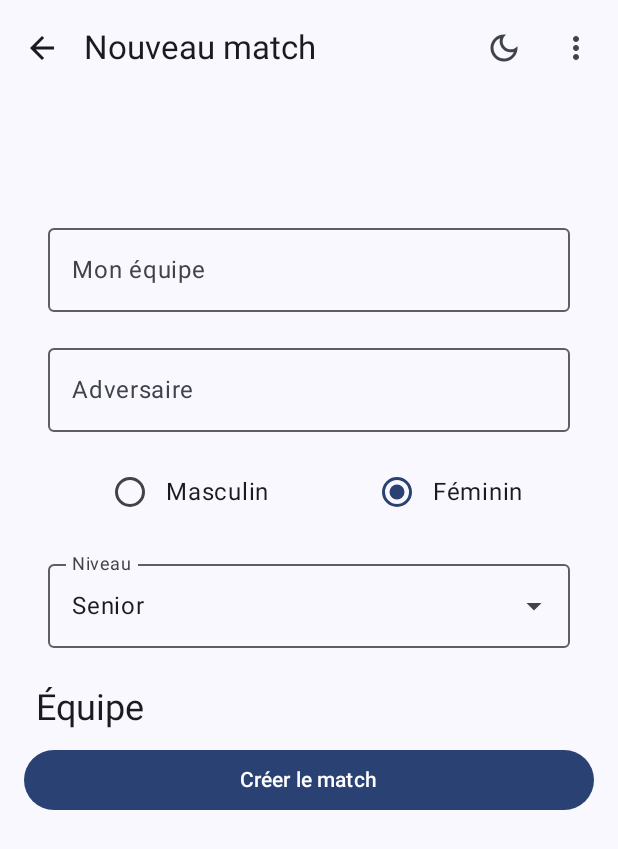
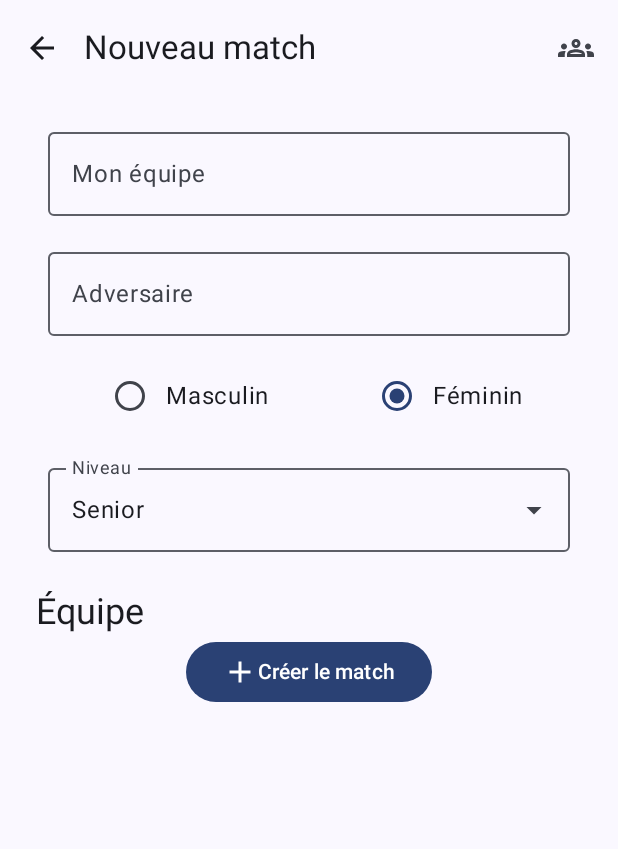
Before and after one commit to MacaronFR/Robobrole, an Android app built with Jetpack Compose: the screen it shows after launch (MainActivity), item 2 of the bottom bar chosen, on a phone screen of 412 x 824 dp. Shown: the top 849 px of the screen. Run offline under Robolectric (Android 15) with nearby library versions, the phone set to English and light mode, and no system bars; our stand-ins replace Room's generated code, accompanist.

Commit message:
New match rework Some fix

```diff
--- a/app/src/main/java/fr/imacaron/robobrole/activity/MainActivity.kt
+++ b/app/src/main/java/fr/imacaron/robobrole/activity/MainActivity.kt
@@ -23,8 +23,9 @@ import fr.imacaron.robobrole.drawer.*
 import fr.imacaron.robobrole.home.HomeScreen
 import fr.imacaron.robobrole.home.TeamScreen
 import fr.imacaron.robobrole.match.MatchScreen
-import fr.imacaron.robobrole.match.NewMatchScreen
+import fr.imacaron.robobrole.match.NewNewMatchScreen
 import fr.imacaron.robobrole.service.MatchService
+import fr.imacaron.robobrole.service.NewMatchService
 import fr.imacaron.robobrole.service.ShareDownloadService
 import fr.imacaron.robobrole.state.MatchState
 import fr.imacaron.robobrole.state.PrefState
@@ -53,26 +54,24 @@ class MainActivity : ComponentActivity(), ShareDownloadService {
 		val prefState = PrefState(sharedPref)
 		val uiState = UIState()
 		val matchService = MatchService(db, matchState)
+		val newMatchService = NewMatchService(db, prefState.team)
 		setContent {
 			val navController = rememberNavController()
-			val navController2 = rememberNavController()
 			RobobroleTheme(darkTheme = prefState.theme) {
 				NavHost(navController, startDestination = "home", modifier = Modifier.fillMaxSize()){
 					composable("home"){
 						Scaffold(
-							topBar = { AppBar(prefState, db, navController2, uiState, matchState) },
-							bottomBar = { Navigation(navController2, db, uiState, matchState) }
+							topBar = { AppBar(prefState, db, navController, uiState, matchState) },
+							bottomBar = { Navigation(navController, db, uiState, matchState) }
 						) {
 							Box(Modifier.fillMaxSize().padding(it)){
-								NavHost(navController2, startDestination = "home", modifier = Modifier.fillMaxSize().padding(it)) {
-									composable("home"){ HomeScreen(navController, db, uiState) }
-									composable("new_match"){ NewMatchScreen(navController2, db, uiState, prefState) }
-									composable("team"){ TeamScreen(db, uiState, prefState) }
-								}
+								HomeScreen(navController, db, uiState)
 							}
 						}
 					}
-					composable("match/{current}", arguments = listOf(navArgument("current"){ type = NavType.LongType })){ entries -> MatchScreen(navController, matchService, entries.arguments!!.getLong("current"), this@MainActivity) }
+					composable("match/{current}", arguments = listOf(navArgument("current"){ type = NavType.LongType })) { entries -> MatchScreen(navController, matchService, entries.arguments!!.getLong("current"), this@MainActivity) }
+					composable("new_match") { NewNewMatchScreen(newMatchService, navController) }
+					composable("team") { TeamScreen(db, uiState, prefState) }
 				}
 			}
 		}
--- a/app/src/main/java/fr/imacaron/robobrole/match/NewMatchScreen.kt
+++ b/app/src/main/java/fr/imacaron/robobrole/match/NewMatchScreen.kt
@@ -4,6 +4,9 @@ import androidx.compose.foundation.clickable
 import androidx.compose.foundation.layout.*
 import androidx.compose.material.icons.Icons
 import androidx.compose.material.icons.filled.ArrowDropDown
+import androidx.compose.material.icons.outlined.Add
+import androidx.compose.material.icons.outlined.ArrowBack
+import androidx.compose.material.icons.outlined.Groups
 import androidx.compose.material3.*
 import androidx.compose.material3.OutlinedTextField
 import androidx.compose.runtime.*
@@ -15,51 +18,65 @@ import androidx.compose.ui.unit.dp
 import androidx.navigation.NavController
 import com.google.accompanist.flowlayout.FlowMainAxisAlignment
 import com.google.accompanist.flowlayout.FlowRow
-import fr.imacaron.robobrole.db.AppDatabase
-import fr.imacaron.robobrole.db.Match
-import fr.imacaron.robobrole.db.MatchPlayer
-import fr.imacaron.robobrole.db.Player
-import fr.imacaron.robobrole.types.Gender
-import fr.imacaron.robobrole.state.PrefState
-import fr.imacaron.robobrole.state.UIState
+import fr.imacaron.robobrole.service.NewMatchService
 import kotlinx.coroutines.*
 
 val defaultModifier = Modifier.fillMaxWidth().padding(16.dp, 8.dp)
 
-class NewMatchScreenState{
-	var openLevel: Boolean by mutableStateOf(false)
-	var level: String by mutableStateOf("Senior")
-	var levelError: Boolean by mutableStateOf(false)
-	var otherTeam: String by mutableStateOf("")
-	var otherTeamError: Boolean by mutableStateOf(false)
-	var women: Boolean by mutableStateOf(true)
-	var teamError: Boolean by mutableStateOf(false)
+@OptIn(ExperimentalMaterial3Api::class)
+@Composable
+fun NewMatchBar(navController: NavController){
+	TopAppBar(
+		{ Text("Nouveau match") },
+		navigationIcon = { IconButton({ navController.navigateUp() }){ Icon(Icons.Outlined.ArrowBack, "Back") } },
+		actions = {
+			IconButton({ navController.navigate("team") }){ Icon(Icons.Outlined.Groups, "Team") }
+		}
+	)
 }
 
 @OptIn(ExperimentalMaterial3Api::class, DelicateCoroutinesApi::class)
 @Composable
-fun NewMatchScreen(navController: NavController, db: AppDatabase, uiState: UIState, prefState: PrefState){
-	val newMatchScreenState: NewMatchScreenState by remember { mutableStateOf(NewMatchScreenState()) }
-	val focusRequester = remember { FocusRequester() }
-	val players: MutableList<Player> = remember { mutableStateListOf() }
-	val playerSelected: MutableList<Boolean> = remember { mutableStateListOf() }
-	uiState.home = false
-	uiState.title = "Nouveau match"
-	LaunchedEffect(db){
-		withContext(Dispatchers.IO){
-			players.addAll(db.playerDao().getAll())
-			repeat(players.size){
-				playerSelected.add(false)
+fun NewNewMatchScreen(service: NewMatchService, navController: NavController){
+	LaunchedEffect(Unit){
+		service.loadPlayers()
+	}
+	Scaffold(
+		topBar = { NewMatchBar(navController) }
+	) { p ->
+		Column(Modifier.padding(p), horizontalAlignment = Alignment.CenterHorizontally) {
+			MatchInfo(service)
+			PlayerSelection(service)
+			Button(
+				{
+					if(service.isValid) {
+						GlobalScope.launch {
+							val match = service.createMatch()
+							service.createPlayer(match)
+							withContext(Dispatchers.Main){
+								navController.navigate("match/$match"){ popUpTo("home") }
 							}
 						}
 					}
+				}
+			){
+				Icon(Icons.Outlined.Add, "Create match")
+				Text("Créer le match")
+			}
+		}
+	}
+}
+
+@OptIn(ExperimentalMaterial3Api::class)
+@Composable
+fun MatchInfo(service: NewMatchService){
+	val focusRequester = remember { FocusRequester() }
 	LaunchedEffect(Unit){
 		focusRequester.requestFocus()
 	}
-	Column {
 	Column(defaultModifier, horizontalAlignment = Alignment.CenterHorizontally) {
 		OutlinedTextField(
-				prefState.team,
+			service.myTeam,
 			{  },
 			defaultModifier,
 			label = { Text("Mon équipe") },
@@ -67,84 +84,52 @@ fun NewMatchScreen(navController: NavController, db: AppDatabase, uiState: UISta
 			singleLine = true
 		)
 		OutlinedTextField(
-				newMatchScreenState.otherTeam,
-				{ newMatchScreenState.otherTeam = it },
+			service.otherTeam,
+			{ service.otherTeam = it },
 			defaultModifier.focusRequester(focusRequester),
 			label = { Text("Adversaire") },
-				singleLine = true
+			singleLine = true,
+			isError = service.otherError
 		)
 		Row(defaultModifier, horizontalArrangement = Arrangement.SpaceAround) {
 			Row(verticalAlignment = Alignment.CenterVertically) {
-					RadioButton(!newMatchScreenState.women, { newMatchScreenState.women = false })
+				RadioButton(!service.women, { service.women = false })
 				Text("Masculin")
 			}
 			Row(verticalAlignment = Alignment.CenterVertically) {
-					RadioButton(newMatchScreenState.women, { newMatchScreenState.women = true })
+				RadioButton(service.women, { service.women = true })
 				Text("Féminin")
 			}
 		}
 		Box(defaultModifier){
-				OutlinedTextField(newMatchScreenState.level, {}, Modifier.fillMaxWidth(), label = { Text("Niveau") }, trailingIcon = { Icon(Icons.Default.ArrowDropDown, null) }, isError = newMatchScreenState.levelError)
-				DropdownMenu(newMatchScreenState.openLevel, { newMatchScreenState.openLevel = false }, Modifier.fillMaxWidth(0.6f)){
-					DropdownMenuItem({ Text("U9")}, { newMatchScreenState.level = "U9"; newMatchScreenState.openLevel = false })
-					DropdownMenuItem({ Text("U11")}, { newMatchScreenState.level = "U11"; newMatchScreenState.openLevel = false })
-					DropdownMenuItem({ Text("U13")}, { newMatchScreenState.level = "U13"; newMatchScreenState.openLevel = false })
-					DropdownMenuItem({ Text("U15")}, { newMatchScreenState.level = "U15"; newMatchScreenState.openLevel = false })
-					DropdownMenuItem({ Text("U17")}, { newMatchScreenState.level = "U17"; newMatchScreenState.openLevel = false })
-					DropdownMenuItem({ Text("U18")}, { newMatchScreenState.level = "U18"; newMatchScreenState.openLevel = false })
-					DropdownMenuItem({ Text("U20")}, { newMatchScreenState.level = "U20"; newMatchScreenState.openLevel = false })
-					DropdownMenuItem({ Text("Senior")}, { newMatchScreenState.level = "Senior"; newMatchScreenState.openLevel = false })
+			OutlinedTextField(service.level, {}, Modifier.fillMaxWidth(), label = { Text("Niveau") }, trailingIcon = { Icon(Icons.Default.ArrowDropDown, null) })
+			DropdownMenu(service.openLevel, { service.openLevel = false }, Modifier.fillMaxWidth(0.6f)){
+				DropdownMenuItem({ Text("U9")}, { service.level = "U9"; service.openLevel = false })
+				DropdownMenuItem({ Text("U11")}, { service.level = "U11"; service.openLevel = false })
+				DropdownMenuItem({ Text("U13")}, { service.level = "U13"; service.openLevel = false })
+				DropdownMenuItem({ Text("U15")}, { service.level = "U15"; service.openLevel = false })
+				DropdownMenuItem({ Text("U17")}, { service.level = "U17"; service.openLevel = false })
+				DropdownMenuItem({ Text("U18")}, { service.level = "U18"; service.openLevel = false })
+				DropdownMenuItem({ Text("U20")}, { service.level = "U20"; service.openLevel = false })
+				DropdownMenuItem({ Text("Senior")}, { service.level = "Senior"; service.openLevel = false })
 			}
-				Spacer(Modifier.matchParentSize().clickable { newMatchScreenState.openLevel = true })
+			Spacer(Modifier.matchParentSize().clickable { service.openLevel = true })
 		}
 	}
+}
+
+@OptIn(ExperimentalMaterial3Api::class)
+@Composable
+fun PlayerSelection(service: NewMatchService){
 	Column(Modifier.fillMaxWidth().padding(16.dp, 0.dp)) {
 		Text("Équipe", Modifier.padding(8.dp, 8.dp, 8.dp, 0.dp), style = MaterialTheme.typography.headlineSmall)
 		FlowRow(Modifier.fillMaxWidth().padding(8.dp, 0.dp), mainAxisAlignment = FlowMainAxisAlignment.Start, mainAxisSpacing = 8.dp, crossAxisSpacing = 8.dp) {
-				players.forEachIndexed { index, player ->
-					FilterChip(playerSelected[index], { playerSelected[index] = !playerSelected[index] }, { Text(player.name) } )
+			service.players.forEach { (player, isPresent) ->
+				FilterChip(isPresent, { service.players[player] = !isPresent }, { Text(player.name) } )
 			}
 		}
-			if(newMatchScreenState.teamError){
+		if(service.teamError){
 			Text("Sélectionner entre 5 et 10 joueuses", Modifier.padding(8.dp, 0.dp, 8.dp, 8.dp), color = MaterialTheme.colorScheme.error)
 		}
 	}
-		Button(
-			{
-				var ok = true
-				if(newMatchScreenState.otherTeam == ""){
-					ok = false
-					newMatchScreenState.otherTeamError = true
-				}else{
-					newMatchScreenState.otherTeamError = false
 }
-				if(newMatchScreenState.level == ""){
-					ok = false
-					newMatchScreenState.levelError = true
-				}else{
-					newMatchScreenState.levelError = false
-				}
-				if(playerSelected.filter { it }.size < 5 || playerSelected.filter { it }.size > 10 ){
-					ok = false
-					newMatchScreenState.teamError = true
-				}else {
-					newMatchScreenState.teamError = false
-				}
-				if(ok){
-					val info = Match(prefState.team, newMatchScreenState.otherTeam, newMatchScreenState.level, if(newMatchScreenState.women) Gender.Women else Gender.Men)
-					GlobalScope.launch{
-						val id = db.matchDao().insertInfo(info)
-						val matchPlayers = players.filterIndexed { index, _ -> playerSelected[index] }.map { MatchPlayer(it, id) }
-						db.matchPlayerDao().insertAll(matchPlayers)
-						withContext(Dispatchers.Main){
-							navController.navigate("match/$id"){ popUpTo("home") }
-						}
-					}
-				}
-			},
-			defaultModifier
-		){
-			Text("Créer le match")
-		}
-	}
-}
--- a/app/src/main/java/fr/imacaron/robobrole/service/MatchService.kt
+++ b/app/src/main/java/fr/imacaron/robobrole/service/MatchService.kt
@@ -27,7 +27,7 @@ class MatchService(private val db: AppDatabase, val state: MatchState) {
 	var quart: Int
 		get() = state.quart
 		set(value) {
-			if(value < 0 || value > 3){
+			if(value < 1 || value > 4){
 				throw IllegalArgumentException()
 			}
 			state.quart = value
@@ -137,6 +137,7 @@ class MatchService(private val db: AppDatabase, val state: MatchState) {
 		state.myTeam = match.myTeam
 		state.otherTeam = match.otherTeam
 		state.done = match.done
+		state.level = match.level
 	}
 
 	private fun loadEvents(){
--- /dev/null
+++ b/app/src/main/java/fr/imacaron/robobrole/service/NewMatchService.kt
@@ -0,0 +1,87 @@
+package fr.imacaron.robobrole.service
+
+import androidx.compose.runtime.getValue
+import androidx.compose.runtime.mutableStateOf
+import fr.imacaron.robobrole.db.AppDatabase
+import fr.imacaron.robobrole.db.Match
+import fr.imacaron.robobrole.db.MatchPlayer
+import fr.imacaron.robobrole.db.Player
+import fr.imacaron.robobrole.state.NewMatchState
+import fr.imacaron.robobrole.state.NewMatchUIState
+import fr.imacaron.robobrole.types.Gender
+import kotlinx.coroutines.Dispatchers
+import kotlinx.coroutines.withContext
+
+class NewMatchService(private val db: AppDatabase, val myTeam: String) {
+
+	private val state by mutableStateOf(NewMatchState())
+
+	val ui = NewMatchUIState()
+
+	val players: MutableMap<Player, Boolean>
+		get() = state.players
+
+	var otherTeam: String
+		get() = state.otherTeam
+		set(value) { state.otherTeam = value }
+
+	var level: String
+		get() = state.level
+		set(value) { state.level = value }
+
+	var women: Boolean
+		get() = state.women
+		set(value) { state.women = value }
+
+	var openLevel: Boolean
+		get() = ui.levelOpen
+		set(value) { ui.levelOpen = value }
+
+	var otherError: Boolean
+		get() = ui.otherError
+		set(value) { ui.otherError= value }
+
+	var teamError: Boolean
+		get() = ui.teamError
+		set(value) { ui.teamError= value }
+
+	val isValid: Boolean
+		get(){
+			var ok = true
+			if(state.otherTeam == ""){
+				ok = false
+				ui.otherError = true
+			}else {
+				ui.otherError = false
+			}
+			state.players.filter { it.value }.size.let {
+				if (it < 5 || it > 10) {
+					ok = false
+					ui.teamError = true
+				}else{
+					ui.teamError = false
+				}
+			}
+			return ok
+		}
+
+	suspend fun createMatch(): Long = withContext(Dispatchers.IO){
+		db.matchDao().insertInfo(Match(myTeam, state.otherTeam, state.level, if(state.women) Gender.Women else Gender.Men))
+	}
+
+	suspend fun createPlayer(match: Long){
+		withContext(Dispatchers.IO){
+			val players = state.players.filter { it.value }.map { MatchPlayer(it.key, match) }
+			db.matchPlayerDao().insertAll(players)
+		}
+	}
+
+	suspend fun loadPlayers(){
+		withContext(Dispatchers.IO){
+			println("ICI")
+			db.playerDao().getAll().forEach {
+				state.players[it] = false
+			}
+		}
+	}
+}
--- a/app/src/main/java/fr/imacaron/robobrole/state/MatchState.kt
+++ b/app/src/main/java/fr/imacaron/robobrole/state/MatchState.kt
@@ -35,7 +35,7 @@ class MatchState {
 
 	var startAt: Long by mutableStateOf(0)
 
-	var quart: Int by mutableStateOf(0)
+	var quart: Int by mutableStateOf(1)
 
 	var level: String by mutableStateOf("")
 
@@ -60,7 +60,7 @@ class MatchState {
 	}
 
 	fun clean(){
-		quart = 0
+		quart = 1
 		date = LocalDate.now()
 		current = -1
 		gender = Gender.Women
--- /dev/null
+++ b/app/src/main/java/fr/imacaron/robobrole/state/NewMatchState.kt
@@ -0,0 +1,26 @@
+package fr.imacaron.robobrole.state
+
+import androidx.compose.runtime.*
+import fr.imacaron.robobrole.db.Player
+
+@Stable
+class NewMatchState {
+
+	var otherTeam: String by mutableStateOf("")
+
+	var level: String by mutableStateOf("Senior")
+
+	var women: Boolean by mutableStateOf(true)
+
+	val players: MutableMap<Player, Boolean> = mutableStateMapOf()
+
+}
+
+@Stable
+class NewMatchUIState {
+	var otherError: Boolean by mutableStateOf(false)
+
+	var teamError: Boolean by mutableStateOf(false)
+
+	var levelOpen: Boolean by mutableStateOf(false)
+}
```
Also changed, not shown: app/src/main/java/fr/imacaron/robobrole/match/MatchScreen.kt (+36 -16 lines), app/src/main/java/fr/imacaron/robobrole/service/ShareDownloadService.kt (+6 -3 lines). Lines whose indentation alone changed are shown as unchanged.
